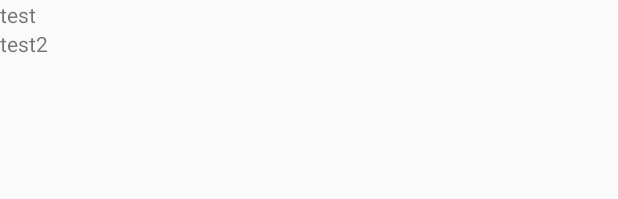
After one commit to pfaion/vocabulearn, an Android app: the layout list_item_course.xml on its own in the app's theme, with its tools: preview values and no code run, on a phone screen of 412 x 824 dp. The commit adds this screen. Shown: the top 199 px of the screen. Run offline under Robolectric (Android 15) with nearby library versions, the phone set to English and light mode, and no system bars.

Commit message:
Implement custom liew view layout.

```diff
--- a/android/Vocabulearn/app/src/main/AndroidManifest.xml
+++ b/android/Vocabulearn/app/src/main/AndroidManifest.xml
@@ -8,7 +8,7 @@
         android:label="@string/app_name"
         android:supportsRtl="true"
         android:theme="@style/AppTheme">
-        <activity android:name=".CourseView">
+        <activity android:name=".CourseViewActivity">
             <intent-filter>
                 <action android:name="android.intent.action.MAIN" />
 
--- /dev/null
+++ b/android/Vocabulearn/app/src/main/res/layout/list_item_course.xml
@@ -0,0 +1,19 @@
+<LinearLayout xmlns:android="http://schemas.android.com/apk/res/android"
+    xmlns:tools="http://schemas.android.com/tools"
+    android:layout_width="fill_parent"
+    android:layout_height="wrap_content"
+    android:orientation="vertical">
+
+    <TextView
+        android:id="@+id/text1"
+        android:layout_width="match_parent"
+        android:layout_height="wrap_content"
+        tools:text="test" />
+
+    <TextView
+        android:id="@+id/text2"
+        android:layout_width="match_parent"
+        android:layout_height="wrap_content"
+        tools:text="test2" />
+
+</LinearLayout>
```
Also changed, not shown: android/Vocabulearn/app/src/main/java/pfaion/vocabulearn/CourseView.java (deleted, +0 -82 lines), android/Vocabulearn/app/src/main/java/pfaion/vocabulearn/CourseViewActivity.java (added, +55 -0 lines), android/Vocabulearn/app/src/main/res/layout/activity_course_view.xml (+7 -5 lines).
